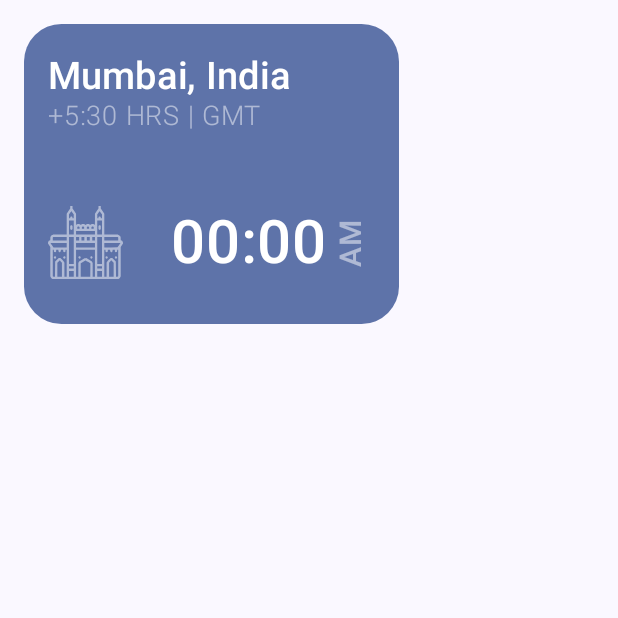
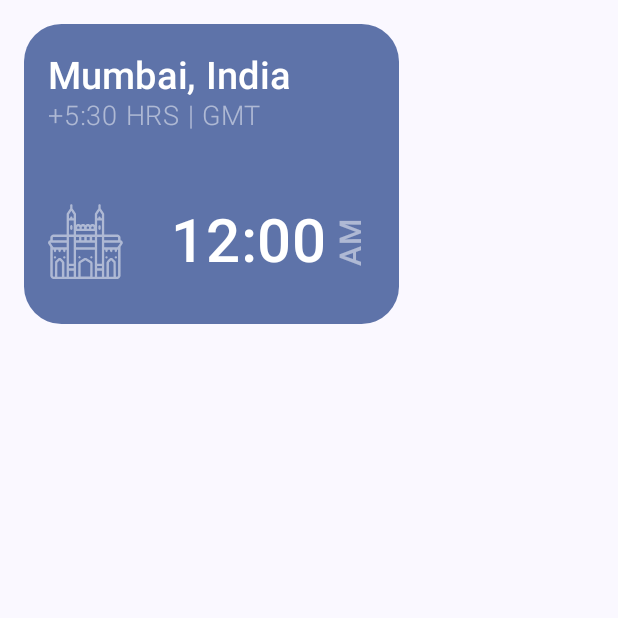
Before and after one commit to Niyush-04/pbl_clocky, an Android app built with Jetpack Compose: the composable CardItem called with sample values from the repository, on a phone screen of 412 x 824 dp, the top half of it. Run offline under Robolectric (Android 15) with nearby library versions, the phone set to English and light mode, and no system bars.

Commit message:
Image to icon

```diff
--- a/app/src/main/java/itm/pbl/clocky/presentation/clock/CardSection.kt
+++ b/app/src/main/java/itm/pbl/clocky/presentation/clock/CardSection.kt
@@ -1,6 +1,5 @@
 package itm.pbl.clocky.presentation.clock
 
-import androidx.compose.foundation.Image
 import androidx.compose.foundation.background
 import androidx.compose.foundation.clickable
 import androidx.compose.foundation.layout.Arrangement
@@ -8,7 +7,6 @@ import androidx.compose.foundation.layout.Box
 import androidx.compose.foundation.layout.Column
 import androidx.compose.foundation.layout.Row
 import androidx.compose.foundation.layout.Spacer
-import androidx.compose.foundation.layout.fillMaxHeight
 import androidx.compose.foundation.layout.fillMaxSize
 import androidx.compose.foundation.layout.fillMaxWidth
 import androidx.compose.foundation.layout.height
@@ -16,6 +14,7 @@ import androidx.compose.foundation.layout.padding
 import androidx.compose.foundation.layout.width
 import androidx.compose.foundation.lazy.LazyRow
 import androidx.compose.foundation.shape.RoundedCornerShape
+import androidx.compose.material3.Icon
 import androidx.compose.material3.MaterialTheme
 import androidx.compose.material3.Text
 import androidx.compose.runtime.Composable
@@ -28,8 +27,6 @@ import androidx.compose.ui.Alignment
 import androidx.compose.ui.Modifier
 import androidx.compose.ui.draw.clip
 import androidx.compose.ui.draw.rotate
-import androidx.compose.ui.graphics.ColorFilter
-import androidx.compose.ui.layout.ContentScale
 import androidx.compose.ui.res.painterResource
 import androidx.compose.ui.text.font.FontFamily
 import androidx.compose.ui.text.font.FontWeight
@@ -123,23 +120,17 @@ fun CardItem(
                     verticalAlignment = Alignment.CenterVertically
                 ) {
 
-                    Image(
-                        modifier = Modifier.fillMaxHeight(0.5f),
-                        alignment = Alignment.BottomStart,
+                    Icon(
                         painter = painterResource(id = card.icon),
-                        colorFilter = ColorFilter.tint(
-                            MaterialTheme.colorScheme.onPrimaryContainer.copy(
-                                alpha = 0.5f
-                            )
-                        ),
-                        contentScale = ContentScale.Crop,
-                        contentDescription = null
+                        contentDescription = "location Icon",
+                        tint = MaterialTheme.colorScheme.onPrimaryContainer.copy(alpha = 0.5f)
+
                     )
 
                     Spacer(modifier = Modifier.weight(1f))
 
                     Text(
-                        text = "%02d:%02d".format(hour, minute),
+                        text = "%02d:%02d".format(if (hour == 0 || hour == 12) 12 else hour % 12, minute),
                         color = MaterialTheme.colorScheme.onPrimaryContainer,
                         fontSize = 40.sp,
                         fontFamily = FontFamily.SansSerif,
```
